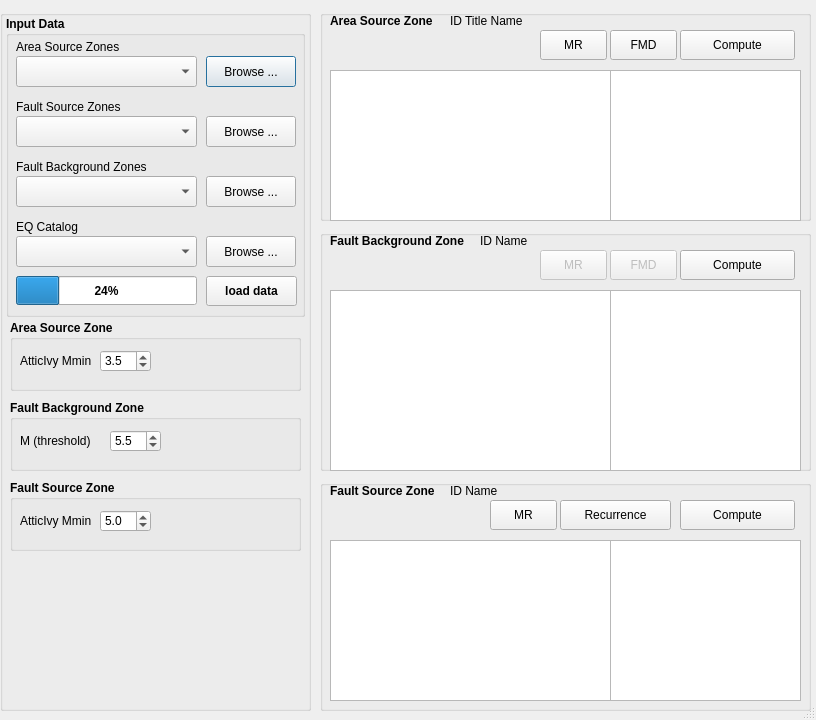
First picture: the form in mt_seismicsource/ui_seismicsource.ui, repository feuchner/seismicsource-toolkit, before the edit.
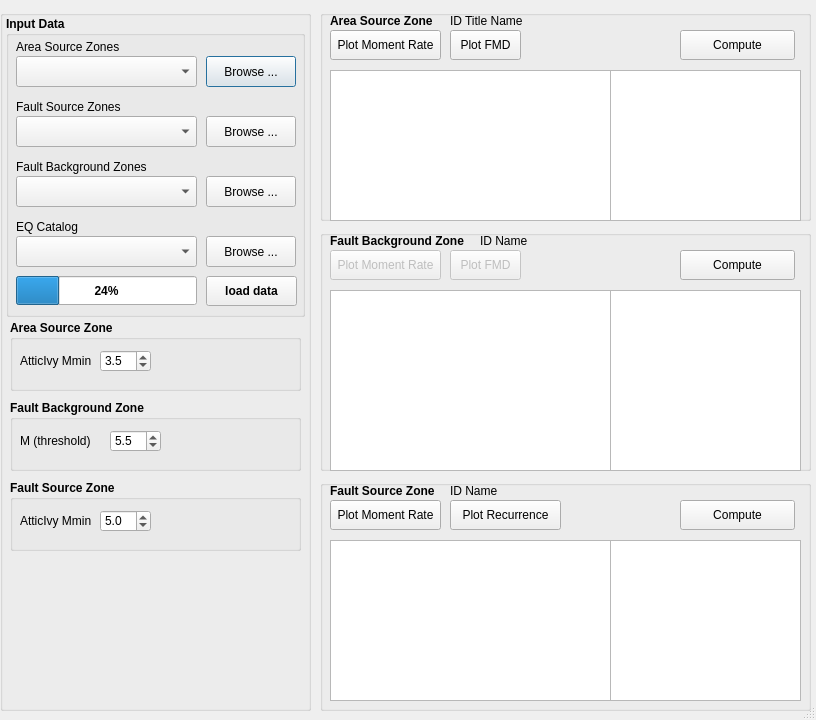
Second picture: the form after the edit.

Diff of the .ui file:
```diff
--- a/mt_seismicsource/ui_seismicsource.ui
+++ b/mt_seismicsource/ui_seismicsource.ui
@@ -578,14 +578,14 @@
     <widget class="QPushButton" name="btnDataAreaDisplayFMD">
      <property name="geometry">
       <rect>
-       <x>290</x>
+       <x>130</x>
        <y>20</y>
-       <width>67</width>
+       <width>71</width>
        <height>30</height>
       </rect>
      </property>
      <property name="text">
-      <string>FMD</string>
+      <string>Plot FMD</string>
      </property>
     </widget>
     <widget class="QTextEdit" name="textMomentRateArea">
@@ -625,14 +625,14 @@
     <widget class="QPushButton" name="btnDataAreaDisplayMR">
      <property name="geometry">
       <rect>
-       <x>220</x>
+       <x>10</x>
        <y>20</y>
-       <width>67</width>
+       <width>111</width>
        <height>30</height>
       </rect>
      </property>
      <property name="text">
-      <string>MR</string>
+      <string>Plot Moment Rate</string>
      </property>
     </widget>
    </widget>
@@ -695,14 +695,14 @@
     <widget class="QPushButton" name="btnDataFaultDisplayRecurrence">
      <property name="geometry">
       <rect>
-       <x>240</x>
+       <x>130</x>
        <y>20</y>
        <width>111</width>
        <height>30</height>
       </rect>
      </property>
      <property name="text">
-      <string>Recurrence</string>
+      <string>Plot Recurrence</string>
      </property>
     </widget>
     <widget class="QTextEdit" name="textMomentRateFault">
@@ -761,14 +761,14 @@
     <widget class="QPushButton" name="btnDataFaultDisplayMR">
      <property name="geometry">
       <rect>
-       <x>170</x>
+       <x>10</x>
        <y>20</y>
-       <width>67</width>
+       <width>111</width>
        <height>30</height>
       </rect>
      </property>
      <property name="text">
-      <string>MR</string>
+      <string>Plot Moment Rate</string>
      </property>
     </widget>
    </widget>
@@ -887,14 +887,14 @@
      </property>
      <property name="geometry">
       <rect>
-       <x>290</x>
+       <x>130</x>
        <y>20</y>
-       <width>67</width>
+       <width>71</width>
        <height>30</height>
       </rect>
      </property>
      <property name="text">
-      <string>FMD</string>
+      <string>Plot FMD</string>
      </property>
     </widget>
     <widget class="QPushButton" name="btnDataFaultBackgrDisplayMR">
@@ -903,14 +903,14 @@
      </property>
      <property name="geometry">
       <rect>
-       <x>220</x>
+       <x>10</x>
        <y>20</y>
-       <width>67</width>
+       <width>111</width>
        <height>30</height>
       </rect>
      </property>
      <property name="text">
-      <string>MR</string>
+      <string>Plot Moment Rate</string>
      </property>
     </widget>
    </widget>
```
